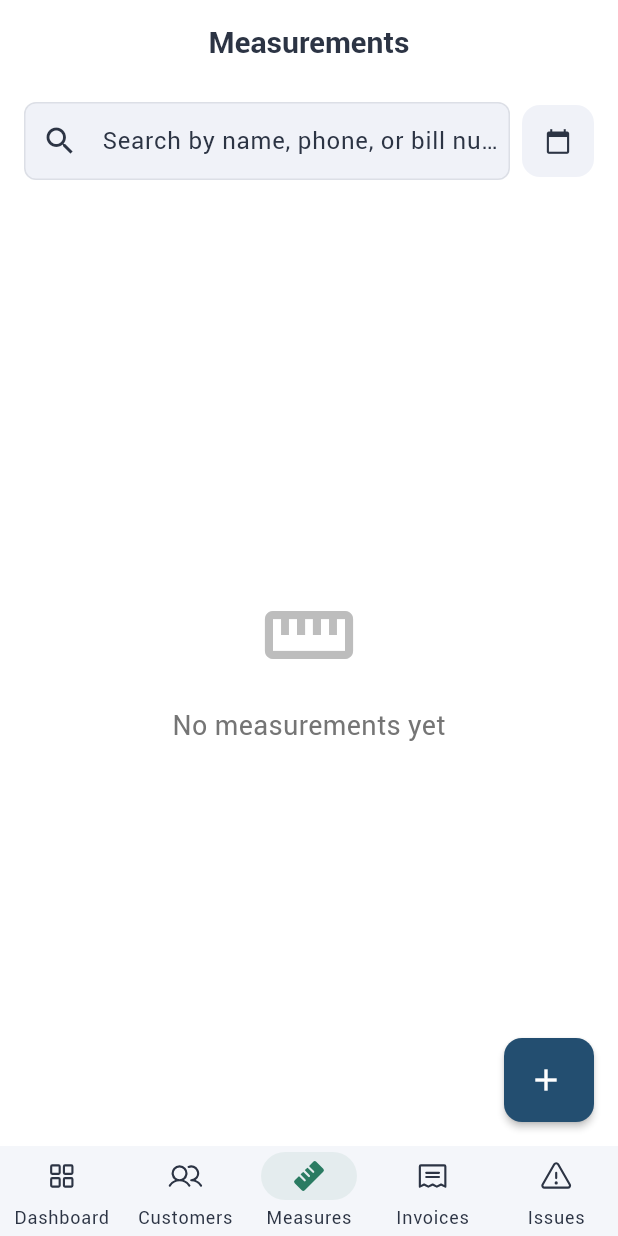
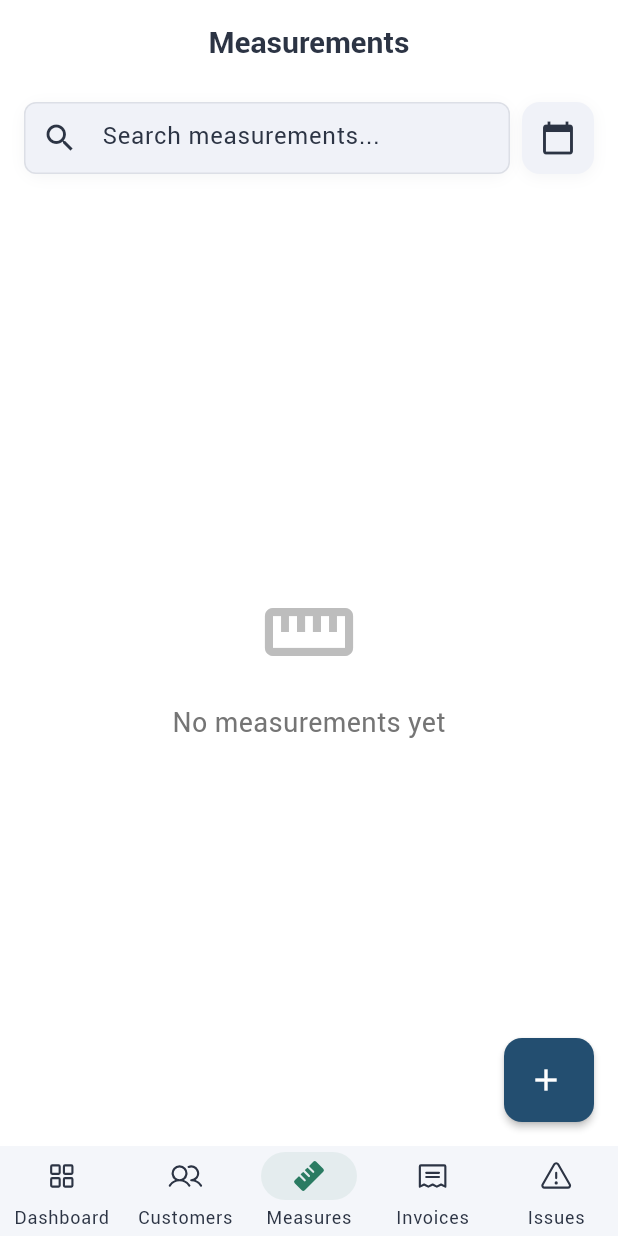
Before and after one commit to tn5052/tailor-managment-supabase, a Flutter app: the screen it shows after launch, item 3 of the bottom bar chosen, on a phone screen of 412 x 824 dp. Run offline on Flutter 3.47's test engine with Material 3 defaults, Android fonts, the phone set to English and light mode, and no system bars; our stand-ins replace flutter_animate, pdf, phosphor_flutter, share_plus, shared_preferences, supabase_flutter and 1 more; missing offline and left inert: pdfx; accounts and stored records are empty.

Commit message:
some done

```diff
--- a/lib/screens/complaints_screen.dart
+++ b/lib/screens/complaints_screen.dart
@@ -82,9 +82,11 @@ class _ComplaintsScreenState extends State<ComplaintsScreen> {
         bottom: 8.0, // Adjusted bottom padding
       ),
       child: Row(
+        crossAxisAlignment: CrossAxisAlignment.center, // Ensure vertical alignment
         children: [
           Expanded(
             child: Container(  // Wrapped TextField in Container for shadow
+              height: 48, // Fixed height for search bar
               decoration: BoxDecoration(
                 borderRadius: BorderRadius.circular(12),
                 boxShadow: [
@@ -121,7 +123,8 @@ class _ComplaintsScreenState extends State<ComplaintsScreen> {
           ),
           const SizedBox(width: 8),
           Container(
-            height: 48,
+            width: isDesktop ? 100 : 48, // Adjust width based on desktop/mobile
+            height: 48, // Match search bar height
             decoration: BoxDecoration(
               color: theme.colorScheme.surfaceContainerHighest,
               borderRadius: BorderRadius.circular(12),
@@ -143,6 +146,7 @@ class _ComplaintsScreenState extends State<ComplaintsScreen> {
                     horizontal: isDesktop ? 16 : 12,
                   ),
                   child: Row(
+                    mainAxisAlignment: MainAxisAlignment.center, // Center content
                     mainAxisSize: MainAxisSize.min,
                     children: [
                       Stack(
--- a/lib/widgets/measurement/measurement_search_bar.dart
+++ b/lib/widgets/measurement/measurement_search_bar.dart
@@ -1,5 +1,4 @@
 import 'package:flutter/material.dart';
-import 'package:intl/intl.dart';
 
 class MeasurementSearchBar extends StatelessWidget {
   final TextEditingController searchController;
@@ -22,17 +21,34 @@ class MeasurementSearchBar extends StatelessWidget {
   @override
   Widget build(BuildContext context) {
     final theme = Theme.of(context);
+    final screenWidth = MediaQuery.of(context).size.width;
+    final isDesktop = screenWidth >= 1024;
 
     return Padding(
       padding: const EdgeInsets.fromLTRB(0, 0, 0, 16),
       child: Row(
+        crossAxisAlignment: CrossAxisAlignment.center,
         children: [
           Expanded(
+            child: Container(
+              height: 48,
+              decoration: BoxDecoration(
+                borderRadius: BorderRadius.circular(12),
+                boxShadow: [
+                  BoxShadow(
+                    color: theme.colorScheme.shadow.withOpacity(0.05),
+                    blurRadius: 8,
+                    offset: const Offset(0, 2),
+                  ),
+                ],
+              ),
               child: TextField(
                 controller: searchController,
                 onChanged: onSearchChanged,
                 decoration: InputDecoration(
-                hintText: 'Search by name, phone, or bill number',
+                  hintText: isDesktop
+                      ? 'Search by name, phone, or bill number'
+                      : 'Search measurements...',
                   prefixIcon: const Icon(Icons.search),
                   suffixIcon: searchQuery.isNotEmpty
                       ? IconButton(
@@ -50,24 +66,27 @@ class MeasurementSearchBar extends StatelessWidget {
                 ),
               ),
             ),
+          ),
           const SizedBox(width: 8),
-          SizedBox(
-            height: 48, // Match TextField height
-            child: AspectRatio(
-              aspectRatio: 1,
-              child: Tooltip(
-                message: selectedDate == null
-                    ? 'Filter by Date'
-                    : 'Date: ${DateFormat('yyyy-MM-dd').format(selectedDate!)}',
-                child: FilledButton(
-                  style: FilledButton.styleFrom(
-                    shape: RoundedRectangleBorder(
+          Container(
+            width: 48,
+            height: 48,
+            decoration: BoxDecoration(
+              color: theme.colorScheme.surfaceContainerHighest,
               borderRadius: BorderRadius.circular(12),
+              boxShadow: [
+                BoxShadow(
+                  color: theme.colorScheme.shadow.withOpacity(0.05),
+                  blurRadius: 8,
+                  offset: const Offset(0, 2),
                 ),
-                    padding: EdgeInsets.zero,
-                    backgroundColor: theme.colorScheme.surfaceContainerHighest,
+              ],
             ),
-                  onPressed: () async {
+            child: Material(
+              color: Colors.transparent,
+              child: InkWell(
+                borderRadius: BorderRadius.circular(12),
+                onTap: () async {
                   final date = await showDatePicker(
                     context: context,
                     initialDate: selectedDate ?? DateTime.now(),
@@ -87,8 +106,8 @@ class MeasurementSearchBar extends StatelessWidget {
                     ),
                     if (selectedDate != null)
                       Positioned(
-                          right: 0,
-                          top: 0,
+                        right: 10,
+                        top: 10,
                         child: Container(
                           width: 8,
                           height: 8,
@@ -103,24 +122,34 @@ class MeasurementSearchBar extends StatelessWidget {
               ),
             ),
           ),
+          if (selectedDate != null)
+            Padding(
+              padding: const EdgeInsets.only(left: 8),
+              child: Container(
+                width: 48,
+                height: 48,
+                decoration: BoxDecoration(
+                  color: theme.colorScheme.surfaceContainerHighest,
+                  borderRadius: BorderRadius.circular(12),
+                  boxShadow: [
+                    BoxShadow(
+                      color: theme.colorScheme.shadow.withOpacity(0.05),
+                      blurRadius: 8,
+                      offset: const Offset(0, 2),
                     ),
-          if (selectedDate != null) ...[
-            const SizedBox(width: 4),
-            SizedBox(
-              height: 48,
-              child: IconButton(
-                onPressed: () => onDateChanged(null),
-                icon: const Icon(Icons.close, size: 20),
-                tooltip: 'Clear date filter',
-                style: IconButton.styleFrom(
-                  shape: RoundedRectangleBorder(
+                  ],
+                ),
+                child: Material(
+                  color: Colors.transparent,
+                  child: InkWell(
                     borderRadius: BorderRadius.circular(12),
+                    onTap: () => onDateChanged(null),
+                    child: const Icon(Icons.close, size: 20),
                   ),
                 ),
               ),
             ),
         ],
-        ],
       ),
     );
   }
```
Also changed, not shown: lib/widgets/invoice/invoice_search_bar.dart (+52 -22 lines), lib/widgets/measurement/measurement_list_item.dart (+83 -137 lines), lib/models/measurement_filter.dart (added), 1 other file. Lines whose indentation alone changed are shown as unchanged.
